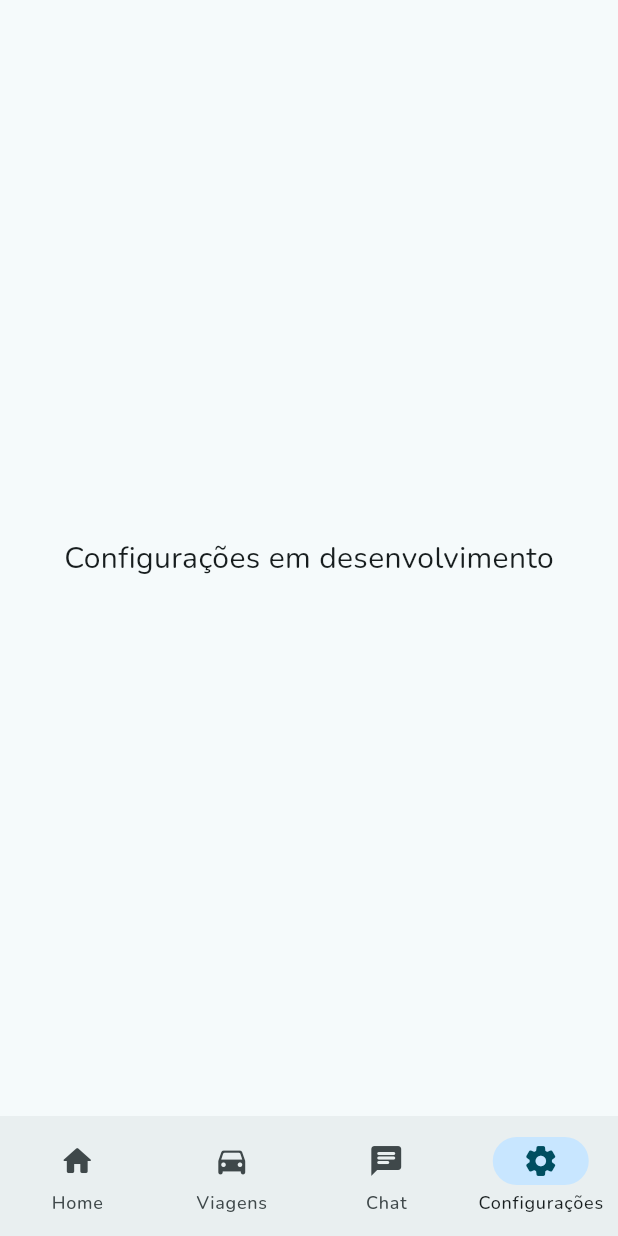
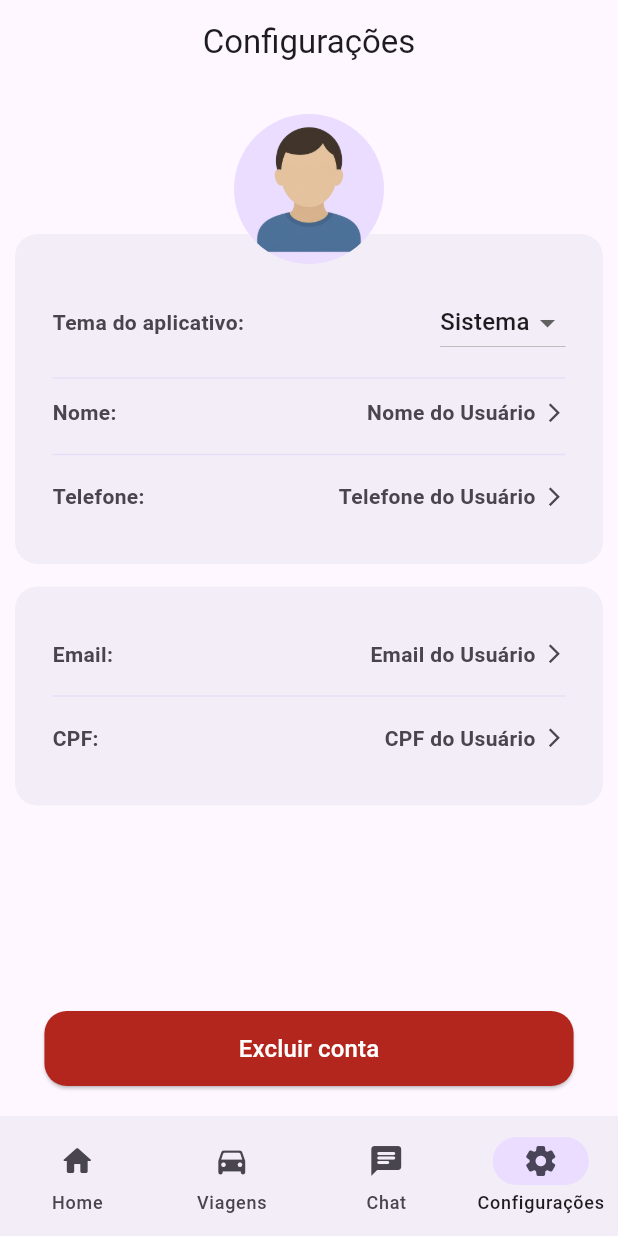
Before and after one commit to Grupo-6-bpk/mobile-app, a Flutter app: the DriverHomePage screen opened by its route, item 4 of the bottom bar chosen, on a phone screen of 412 x 824 dp. Run offline on Flutter 3.47's test engine with Material 3 defaults, Android fonts, the phone set to English and light mode, and no system bars; our stand-ins replace file_picker, flutter_riverpod, google_fonts.

Commit message:
feat: settings page layout and theme selector working

```diff
--- a/lib/main.dart
+++ b/lib/main.dart
@@ -1,41 +1,43 @@
 import 'package:flutter/material.dart';
+import 'package:flutter_riverpod/flutter_riverpod.dart';
+import 'package:mobile_app/providers/theme_provider.dart';
 import 'package:mobile_app/pages/home/driver_home_page.dart';
 import 'package:mobile_app/pages/login_page.dart';
 import 'package:mobile_app/passenger_history/passenger_ride_history_page.dart';
 import 'package:mobile_app/pages/sign_up/driver_sign_up_page.dart';
 import 'package:mobile_app/pages/sign_up/passenger_sign_up_page.dart';
 import 'package:mobile_app/pages/sign_up/sign_up_role_page.dart';
-import 'package:mobile_app/theme/theme.dart';
-import 'package:mobile_app/theme/util.dart';
 
 void main() {
-  runApp(const MyApp());
+  runApp(const ProviderScope(child: MyApp()));
 }
 
-class MyApp extends StatelessWidget {
+class MyApp extends ConsumerWidget {
   const MyApp({super.key});
 
   @override
-  Widget build(BuildContext context) {
-    TextTheme textTheme = createTextTheme(context, "Nunito", "Nunito");
-
-    MaterialTheme theme = MaterialTheme(textTheme);
+  Widget build(BuildContext context, WidgetRef ref) {
+    final theme = ref.watch(themeProvider);
 
     return MaterialApp(
       debugShowCheckedModeBanner: false,
       title: 'BPKCar',
-      theme: theme.light(), // Tema claro
-      darkTheme: theme.dark(), // Tema escuro
-      themeMode:
-          ThemeMode.system, // Muda automaticamente com o tema do dispositivo
+      theme: ThemeData.light(), // Tema claro
+      darkTheme: ThemeData.dark(), // Tema escuro
+      themeMode: switch (theme) {
+        "Claro" => ThemeMode.light,
+        "Escuro" => ThemeMode.dark,
+        _ => ThemeMode.system,
+      },
+
       initialRoute: "/login",
       routes: {
-        "/login": (context) => LoginPage(),
-        "/signUpRole": (context) => SignUpRolePage(),
-        "/driverSignUp": (context) => DriverSignUpPage(),
-        "/driverHome": (context) => DriverHomePage(),
-        "/passengerSignUp": (context) => PassengerSignUpPage(),
-        "/passengerRideHistory": (context) => PassengerRideHistoryPage(),
+        "/login": (context) => const LoginPage(),
+        "/signUpRole": (context) => const SignUpRolePage(),
+        "/driverSignUp": (context) => const DriverSignUpPage(),
+        "/driverHome": (context) => const DriverHomePage(),
+        "/passengerSignUp": (context) => const PassengerSignUpPage(),
+        "/passengerRideHistory": (context) => const PassengerRideHistoryPage(),
       },
     );
   }
--- a/lib/pages/home/driver_home_page.dart
+++ b/lib/pages/home/driver_home_page.dart
@@ -3,6 +3,7 @@ import 'package:mobile_app/components/available_passenger_card.dart';
 import 'package:mobile_app/components/custom_menu_bar.dart';
 import 'package:mobile_app/pages/chat/chat_page.dart';
 import 'package:mobile_app/pages/ride_history/ride_history_page.dart';
+import 'package:mobile_app/pages/settings/settings_page.dart';
 
 class DriverHomePage extends StatefulWidget {
   const DriverHomePage({super.key});
@@ -118,12 +119,7 @@ class _DriverHomePageState extends State<DriverHomePage> {
             _buildDriverHomePage(),
             const RideHistoryPage(),
             const ChatPage(),
-            const Center(
-              child: Text(
-                'Configurações em desenvolvimento',
-                style: TextStyle(fontSize: 20),
-              ),
-            ),
+            const SettingsPage(),
           ][_currentPageIndex],
       bottomNavigationBar: CustomMenuBar(
         currentPageIndex: _currentPageIndex,
--- /dev/null
+++ b/lib/pages/settings/settings_page.dart
@@ -0,0 +1,339 @@
+import 'package:flutter/material.dart';
+import 'package:flutter_riverpod/flutter_riverpod.dart';
+import 'package:mobile_app/components/custom_button.dart';
+import 'package:mobile_app/providers/theme_provider.dart';
+
+class SettingsPage extends ConsumerWidget {
+  const SettingsPage({super.key});
+
+  final String name = "Nome do Usuário";
+  final String phone = "Telefone do Usuário";
+  final String email = "Email do Usuário";
+  final String cpf = "CPF do Usuário";
+
+  @override
+  Widget build(BuildContext context, WidgetRef ref) {
+    final currentTheme = ref.watch(themeProvider);
+
+    return Scaffold(
+      appBar: AppBar(
+        automaticallyImplyLeading: false,
+        title: Text(
+          'Configurações',
+          style: TextStyle(color: Theme.of(context).colorScheme.onSurface),
+        ),
+        centerTitle: true,
+      ),
+      body: Container(
+        color: Theme.of(context).colorScheme.surface,
+        width: MediaQuery.of(context).size.width,
+        height: MediaQuery.of(context).size.height,
+        child: Padding(
+          padding: const EdgeInsets.symmetric(horizontal: 10.0),
+          child: Column(
+            crossAxisAlignment: CrossAxisAlignment.center,
+            children: [
+              const SizedBox(height: 20),
+              Stack(
+                alignment: Alignment.topCenter,
+                children: [
+                  Container(
+                    margin: const EdgeInsets.only(top: 80),
+                    decoration: BoxDecoration(
+                      color: Theme.of(context).colorScheme.surfaceContainer,
+                      borderRadius: BorderRadius.circular(15),
+                    ),
+                    child: Padding(
+                      padding: const EdgeInsets.symmetric(
+                        vertical: 35.0,
+                        horizontal: 25.0,
+                      ),
+                      child: Column(
+                        children: [
+                          Row(
+                            mainAxisAlignment: MainAxisAlignment.spaceBetween,
+                            children: [
+                              Text(
+                                "Tema do aplicativo: ",
+                                style: TextStyle(
+                                  color:
+                                      Theme.of(
+                                        context,
+                                      ).colorScheme.onSurfaceVariant,
+                                  fontWeight: FontWeight.w600,
+                                ),
+                              ),
+                              DropdownButton<String>(
+                                value: currentTheme,
+                                items:
+                                    ["Sistema", "Claro", "Escuro"]
+                                        .map(
+                                          (value) => DropdownMenuItem<String>(
+                                            value: value,
+                                            child: Text(value),
+                                          ),
+                                        )
+                                        .toList(),
+                                onChanged: (String? newValue) {
+                                  if (newValue != null) {
+                                    ref.read(themeProvider.notifier).state =
+                                        newValue;
+                                  }
+                                },
+                              ),
+                            ],
+                          ),
+
+                          const SizedBox(height: 5),
+
+                          Divider(
+                            color:
+                                Theme.of(
+                                  context,
+                                ).colorScheme.secondaryContainer,
+                            thickness: 1,
+                          ),
+
+                          const SizedBox(height: 5),
+
+                          Row(
+                            crossAxisAlignment: CrossAxisAlignment.center,
+                            mainAxisAlignment: MainAxisAlignment.spaceBetween,
+                            children: [
+                              Text(
+                                "Nome: ",
+                                style: TextStyle(
+                                  color:
+                                      Theme.of(
+                                        context,
+                                      ).colorScheme.onSurfaceVariant,
+                                  fontWeight: FontWeight.w600,
+                                ),
+                              ),
+                              Row(
+                                crossAxisAlignment: CrossAxisAlignment.center,
+                                children: [
+                                  Text(
+                                    name,
+                                    style: TextStyle(
+                                      color:
+                                          Theme.of(
+                                            context,
+                                          ).colorScheme.onSurfaceVariant,
+                                      fontWeight: FontWeight.w600,
+                                    ),
+                                  ),
+                                  const SizedBox(width: 5),
+                                  Icon(
+                                    Icons.arrow_forward_ios_sharp,
+                                    size: 15,
+                                    color:
+                                        Theme.of(
+                                          context,
+                                        ).colorScheme.onSurfaceVariant,
+                                  ),
+                                ],
+                              ),
+                            ],
+                          ),
+
+                          const SizedBox(height: 10),
+
+                          Divider(
+                            color:
+                                Theme.of(
+                                  context,
+                                ).colorScheme.secondaryContainer,
+                            thickness: 1,
+                          ),
+
+                          const SizedBox(height: 10),
+
+                          Row(
+                            crossAxisAlignment: CrossAxisAlignment.center,
+                            mainAxisAlignment: MainAxisAlignment.spaceBetween,
+                            children: [
+                              Text(
+                                "Telefone: ",
+                                style: TextStyle(
+                                  color:
+                                      Theme.of(
+                                        context,
+                                      ).colorScheme.onSurfaceVariant,
+                                  fontWeight: FontWeight.w600,
+                                ),
+                              ),
+                              Row(
+                                crossAxisAlignment: CrossAxisAlignment.center,
+                                children: [
+                                  Text(
+                                    phone,
+                                    style: TextStyle(
+                                      color:
+                                          Theme.of(
+                                            context,
+                                          ).colorScheme.onSurfaceVariant,
+                                      fontWeight: FontWeight.w600,
+                                    ),
+                                  ),
+                                  const SizedBox(width: 5),
+                                  Icon(
+                                    Icons.arrow_forward_ios_sharp,
+                                    size: 15,
+                                    color:
+                                        Theme.of(
+                                          context,
+                                        ).colorScheme.onSurfaceVariant,
+                                  ),
+                                ],
+                              ),
+                            ],
+                          ),
+                        ],
+                      ),
+                    ),
+                  ),
+                  CircleAvatar(
+                    radius: 50,
+                    backgroundColor:
+                        Theme.of(context).colorScheme.primaryContainer,
+                    child: ClipOval(
+                      child: Image.asset(
+                        "assets/images/profile1.png",
+                        fit: BoxFit.cover,
+                        width: 100,
+                        height: 100,
+                      ),
+                    ),
+                  ),
+                ],
+              ),
+
+              const SizedBox(height: 15),
+
+              Container(
+                decoration: BoxDecoration(
+                  color: Theme.of(context).colorScheme.surfaceContainer,
+                  borderRadius: BorderRadius.circular(15),
+                ),
+                child: Padding(
+                  padding: const EdgeInsets.symmetric(
+                    vertical: 35.0,
+                    horizontal: 25.0,
+                  ),
+                  child: Column(
+                    children: [
+                      Row(
+                        crossAxisAlignment: CrossAxisAlignment.center,
+                        mainAxisAlignment: MainAxisAlignment.spaceBetween,
+                        children: [
+                          Text(
+                            "Email: ",
+                            style: TextStyle(
+                              color:
+                                  Theme.of(
+                                    context,
+                                  ).colorScheme.onSurfaceVariant,
+                              fontWeight: FontWeight.w600,
+                            ),
+                          ),
+                          Row(
+                            crossAxisAlignment: CrossAxisAlignment.center,
+                            children: [
+                              Text(
+                                email,
+                                style: TextStyle(
+                                  color:
+                                      Theme.of(
+                                        context,
+                                      ).colorScheme.onSurfaceVariant,
+                                  fontWeight: FontWeight.w600,
+                                ),
+                              ),
+                              const SizedBox(width: 5),
+                              Icon(
+                                Icons.arrow_forward_ios_sharp,
+                                size: 15,
+                                color:
+                                    Theme.of(
+                                      context,
+                                    ).colorScheme.onSurfaceVariant,
+                              ),
+                            ],
+                          ),
+                        ],
+                      ),
+
+                      const SizedBox(height: 10),
+
+                      Divider(
+                        color: Theme.of(context).colorScheme.secondaryContainer,
+                        thickness: 1,
+                      ),
+
+                      const SizedBox(height: 10),
+
+                      Row(
+                        crossAxisAlignment: CrossAxisAlignment.center,
+                        mainAxisAlignment: MainAxisAlignment.spaceBetween,
+                        children: [
+                          Text(
+                            "CPF: ",
+                            style: TextStyle(
+                              color:
+                                  Theme.of(
+                                    context,
+                                  ).colorScheme.onSurfaceVariant,
+                              fontWeight: FontWeight.w600,
+                            ),
+                          ),
+                          Row(
+                            crossAxisAlignment: CrossAxisAlignment.center,
+                            children: [
+                              Text(
+                                cpf,
+                                style: TextStyle(
+                                  color:
+                                      Theme.of(
+                                        context,
+                                      ).colorScheme.onSurfaceVariant,
+                                  fontWeight: FontWeight.w600,
+                                ),
+                              ),
+                              const SizedBox(width: 5),
+                              Icon(
+                                Icons.arrow_forward_ios_sharp,
+                                size: 15,
+                                color:
+                                    Theme.of(
+                                      context,
+                                    ).colorScheme.onSurfaceVariant,
+                              ),
+                            ],
+                          ),
+                        ],
+                      ),
+                    ],
+                  ),
+                ),
+              ),
+
+              const Spacer(),
+
+              FractionallySizedBox(
+                widthFactor: 0.9,
+                child: CustomButton(
+                  onPressed: () {},
+                  text: "Excluir conta",
+                  variant: ButtonVariant.danger,
+                ),
+              ),
+
+              const SizedBox(height: 20),
+            ],
+          ),
+        ),
+      ),
+    );
+  }
+}
--- /dev/null
+++ b/lib/providers/theme_provider.dart
@@ -0,0 +1,7 @@
+import 'package:flutter_riverpod/flutter_riverpod.dart';
+
+const String theme = "Sistema";
+
+final themeProvider = StateProvider<String>((ref) {
+  return theme;
+});
--- a/pubspec.yaml
+++ b/pubspec.yaml
@@ -37,6 +37,7 @@ dependencies:
   google_fonts: ^6.2.1
   file_picker: ^9.2.1
   intl: ^0.18.1
+  flutter_riverpod: ^2.6.1
 
 dev_dependencies:
   flutter_test:
```
Also changed, not shown: lib/pages/settings_page.dart (added), pubspec.lock.
